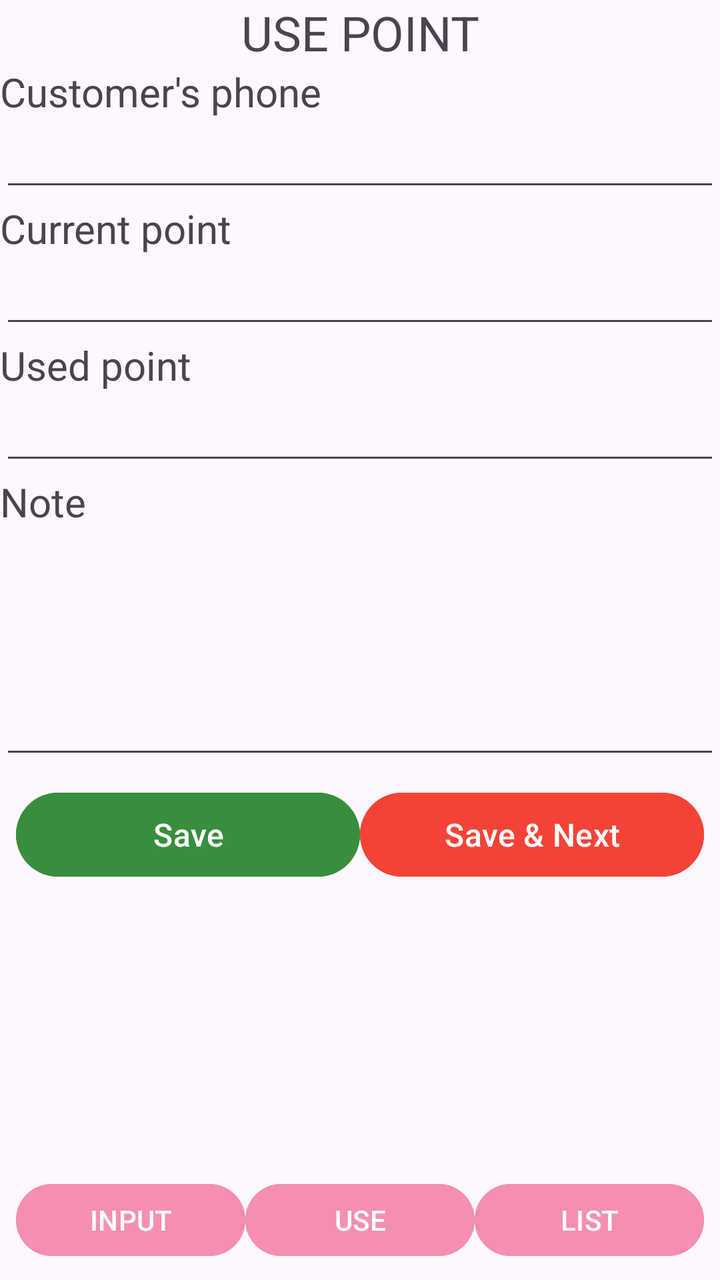
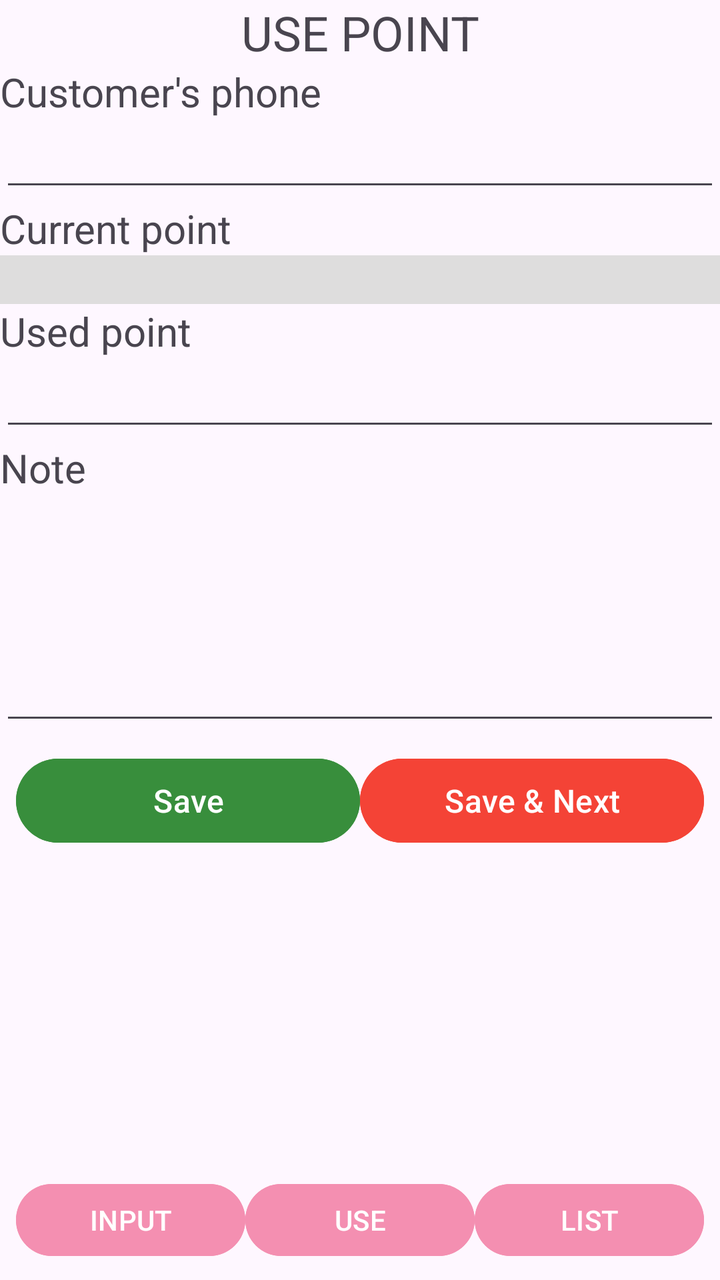

An Android layout rendered at two revisions. The XML below is the earlier revision; the diff shows what the commit changed to produce the second picture.
<!-- AndroidManifest.xml: application theme Theme.BTQT02 -->
<!-- res/layout/activity_use_point.xml -->
<?xml version="1.0" encoding="utf-8"?>
<LinearLayout xmlns:android="http://schemas.android.com/apk/res/android"
    android:id="@+id/main"
    android:layout_width="match_parent"
    android:layout_height="match_parent"
    android:orientation="vertical">

    
    <LinearLayout
        android:layout_width="match_parent"
        android:layout_height="wrap_content"
        android:orientation="vertical">

        <TextView
            android:id="@+id/txtUsePoint"
            android:layout_width="match_parent"
            android:layout_height="wrap_content"
            android:text="USE POINT"
            android:textAlignment="center"
            android:textSize="24sp" />

        <TextView
            android:id="@+id/txtCustomerUsePhone"
            android:layout_width="match_parent"
            android:layout_height="wrap_content"
            android:text="Customer's phone"
            android:textSize="20sp" />

        <EditText
            android:id="@+id/edtCustomerUsePhone"
            android:layout_width="match_parent"
            android:layout_height="wrap_content"
            android:ems="10"
            android:inputType="text" />

        <TextView
            android:id="@+id/txtCurrentUsePoint"
            android:layout_width="match_parent"
            android:layout_height="wrap_content"
            android:text="Current point"
            android:textSize="20sp" />

        <EditText
            android:id="@+id/edtCurrentUsePoint"
            android:layout_width="match_parent"
            android:layout_height="wrap_content"
            android:ems="10"
            android:inputType="number" />

        <TextView
            android:id="@+id/txtUsedPoint"
            android:layout_width="match_parent"
            android:layout_height="wrap_content"
            android:text="Used point"
            android:textSize="20sp" />

        <EditText
            android:id="@+id/edtUsedPoint"
            android:layout_width="match_parent"
            android:layout_height="wrap_content"
            android:ems="10"
            android:inputType="number" />

        <TextView
            android:id="@+id/txtNoteUse"
            android:layout_width="match_parent"
            android:layout_height="wrap_content"
            android:text="Note"
            android:textSize="20sp" />

        <EditText
            android:id="@+id/edtNoteUse"
            android:layout_width="match_parent"
            android:layout_height="120dp"
            android:ems="10"
            android:inputType="text" />

    </LinearLayout>

    <LinearLayout
        android:layout_width="match_parent"
        android:layout_height="wrap_content"
        android:orientation="horizontal"
        android:padding="8dp">

        <Button
            android:id="@+id/btnUseSave"
            android:layout_width="0dp"
            android:layout_height="50dp"
            android:layout_weight="1"
            android:backgroundTint="#388E3C"
            android:text="Save"
            android:textSize="16sp" />

        <Button
            android:id="@+id/btnUseSaveAndNext"
            android:layout_width="0dp"
            android:layout_height="50dp"
            android:layout_weight="1"
            android:backgroundTint="#F44336"
            android:text="Save &amp; Next"
            android:textSize="16sp" />
    </LinearLayout>

    
    <View
        android:layout_width="match_parent"
        android:layout_height="243dp"
        android:layout_weight="1" />

    
    <LinearLayout
        android:layout_width="match_parent"
        android:layout_height="60dp"
        android:orientation="horizontal"
        android:padding="8dp">

        <Button
            android:id="@+id/btnInputFromUse"
            android:layout_width="0dp"
            android:layout_height="match_parent"
            android:layout_weight="1"
            android:backgroundTint="#F48FB1"
            android:text="INPUT" />

        <Button
            android:id="@+id/btnUseFromUse"
            android:layout_width="0dp"
            android:layout_height="match_parent"
            android:layout_weight="1"
            android:backgroundTint="#F48FB1"
            android:text="USE" />

        <Button
            android:id="@+id/btnListFromUse"
            android:layout_width="0dp"
            android:layout_height="match_parent"
            android:layout_weight="1"
            android:backgroundTint="#F48FB1"
            android:text="LIST" />
    </LinearLayout>

</LinearLayout>
<!-- resources referenced by this layout -->
<resources>
  <style name="Theme.BTQT02" parent="Base.Theme.BTQT02" />
  <style name="Base.Theme.BTQT02" parent="Theme.Material3.DayNight.NoActionBar">
          
          
      </style>
</resources>

<!-- the commit's change to res/layout/activity_use_point.xml (unified diff, before → after) -->
@@ -20,14 +20,14 @@
             android:textSize="24sp" />
 
         <TextView
-            android:id="@+id/txtCustomerUsePhone"
+            android:id="@+id/txtUsePhone"
             android:layout_width="match_parent"
             android:layout_height="wrap_content"
             android:text="Customer's phone"
             android:textSize="20sp" />
 
         <EditText
-            android:id="@+id/edtCustomerUsePhone"
+            android:id="@+id/edtUsePhone"
             android:layout_width="match_parent"
             android:layout_height="wrap_content"
             android:ems="10"
@@ -44,6 +44,7 @@
             android:id="@+id/edtCurrentUsePoint"
             android:layout_width="match_parent"
             android:layout_height="wrap_content"
+            android:background="#DEDDDD"
             android:ems="10"
             android:inputType="number" />
 
